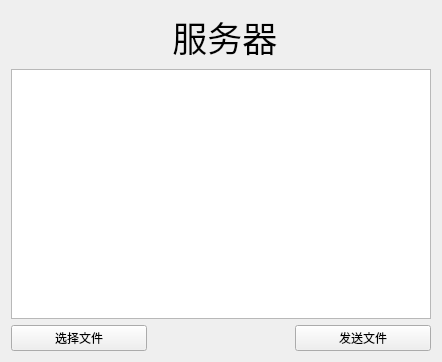
yujinmm/QTCode, file ClientIAP/widget.ui: the form before one commit.
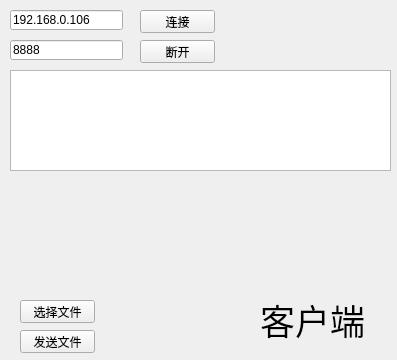
The form after the commit.

Diff of the .ui file:
```diff
--- a/ClientIAP/widget.ui
+++ b/ClientIAP/widget.ui
@@ -6,19 +6,25 @@
    <rect>
     <x>0</x>
     <y>0</y>
-    <width>442</width>
-    <height>362</height>
+    <width>397</width>
+    <height>360</height>
    </rect>
   </property>
   <property name="windowTitle">
    <string>Widget</string>
   </property>
-  <layout class="QGridLayout" name="gridLayout">
-   <item row="0" column="1">
     <widget class="QLabel" name="label">
+   <property name="geometry">
+    <rect>
+     <x>260</x>
+     <y>300</y>
+     <width>125</width>
+     <height>40</height>
+    </rect>
+   </property>
      <property name="font">
       <font>
-       <family>Arial</family>
+     <family>等线 Light</family>
        <pointsize>26</pointsize>
       </font>
      </property>
@@ -26,67 +32,100 @@
       <enum>Qt::LeftToRight</enum>
      </property>
      <property name="text">
-      <string>  服务器</string>
-     </property>
-    </widget>
-   </item>
-   <item row="0" column="2">
-    <spacer name="horizontalSpacer_3">
-     <property name="orientation">
-      <enum>Qt::Horizontal</enum>
-     </property>
-     <property name="sizeHint" stdset="0">
-      <size>
-       <width>134</width>
-       <height>20</height>
-      </size>
-     </property>
-    </spacer>
-   </item>
-   <item row="0" column="0">
-    <spacer name="horizontalSpacer_2">
-     <property name="orientation">
-      <enum>Qt::Horizontal</enum>
-     </property>
-     <property name="sizeHint" stdset="0">
-      <size>
-       <width>134</width>
-       <height>20</height>
-      </size>
-     </property>
-    </spacer>
-   </item>
-   <item row="2" column="1">
-    <spacer name="horizontalSpacer">
-     <property name="orientation">
-      <enum>Qt::Horizontal</enum>
-     </property>
-     <property name="sizeHint" stdset="0">
-      <size>
-       <width>135</width>
-       <height>20</height>
-      </size>
-     </property>
-    </spacer>
-   </item>
-   <item row="1" column="0" colspan="3">
-    <widget class="QTextEdit" name="Messages_QTE"/>
-   </item>
-   <item row="2" column="0">
+    <string>客户端</string>
+   </property>
+  </widget>
+  <widget class="QTextEdit" name="Messages_QTE">
+   <property name="geometry">
+    <rect>
+     <x>10</x>
+     <y>70</y>
+     <width>381</width>
+     <height>101</height>
+    </rect>
+   </property>
+   <property name="readOnly">
+    <bool>true</bool>
+   </property>
+  </widget>
     <widget class="QPushButton" name="Select_PBT">
+   <property name="geometry">
+    <rect>
+     <x>20</x>
+     <y>300</y>
+     <width>75</width>
+     <height>23</height>
+    </rect>
+   </property>
      <property name="text">
       <string>选择文件</string>
      </property>
     </widget>
-   </item>
-   <item row="2" column="2">
     <widget class="QPushButton" name="Send_PBT">
+   <property name="geometry">
+    <rect>
+     <x>20</x>
+     <y>330</y>
+     <width>75</width>
+     <height>23</height>
+    </rect>
+   </property>
      <property name="text">
       <string>发送文件</string>
      </property>
     </widget>
-   </item>
-  </layout>
+  <widget class="QLineEdit" name="IP_IE">
+   <property name="geometry">
+    <rect>
+     <x>10</x>
+     <y>10</y>
+     <width>113</width>
+     <height>20</height>
+    </rect>
+   </property>
+   <property name="text">
+    <string>192.168.0.106</string>
+   </property>
+  </widget>
+  <widget class="QLineEdit" name="Port_IE">
+   <property name="geometry">
+    <rect>
+     <x>10</x>
+     <y>40</y>
+     <width>113</width>
+     <height>20</height>
+    </rect>
+   </property>
+   <property name="text">
+    <string>8888</string>
+   </property>
+  </widget>
+  <widget class="QPushButton" name="Connect_PBT">
+   <property name="geometry">
+    <rect>
+     <x>140</x>
+     <y>10</y>
+     <width>75</width>
+     <height>23</height>
+    </rect>
+   </property>
+   <property name="text">
+    <string>连接</string>
+   </property>
+  </widget>
+  <widget class="QPushButton" name="Close_PBT">
+   <property name="geometry">
+    <rect>
+     <x>140</x>
+     <y>40</y>
+     <width>75</width>
+     <height>23</height>
+    </rect>
+   </property>
+   <property name="text">
+    <string>断开</string>
+   </property>
+  </widget>
  </widget>
  <resources/>
  <connections/>
```
Lines whose indentation alone changed are shown as unchanged.
